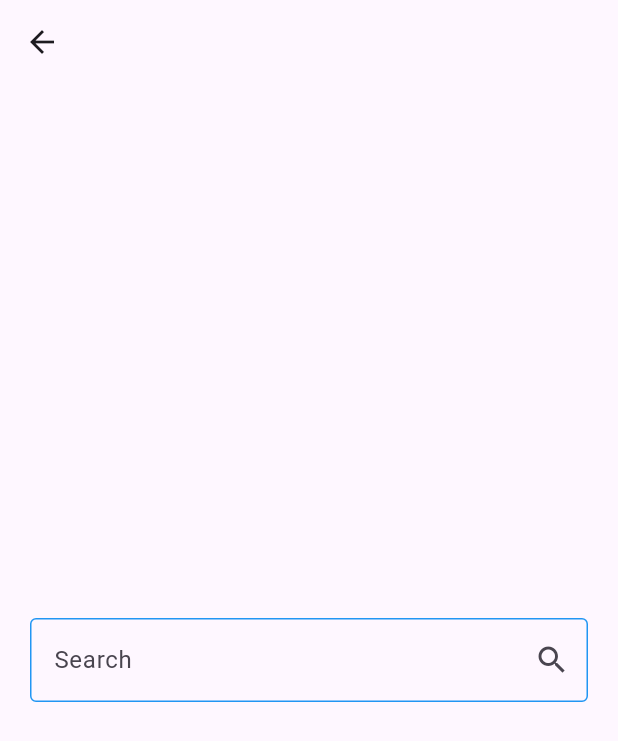
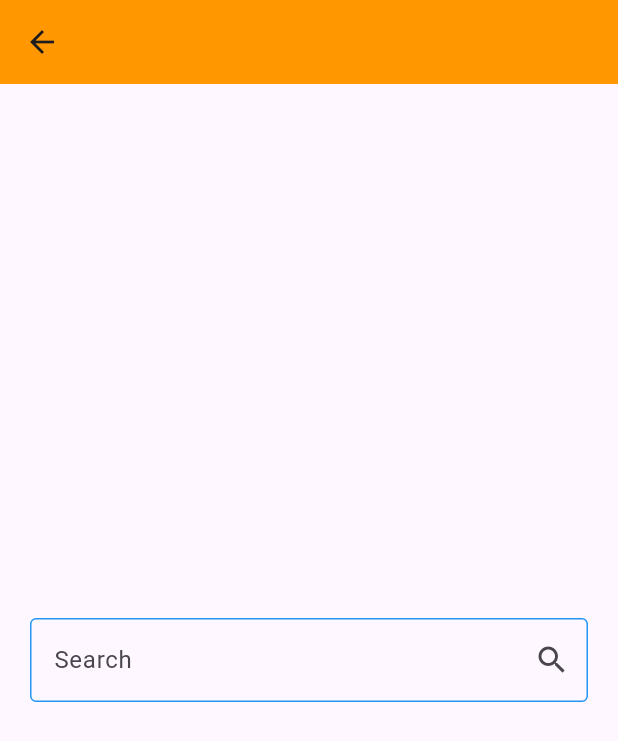
Before and after one commit to ibrahimagdy/weather_app, a Flutter app: the screen it shows after launch, after a tap on the "search" icon, on a phone screen of 412 x 824 dp. Shown: the top 741 px of the screen. Run offline on Flutter 3.47's test engine with Material 3 defaults, Android fonts, the phone set to English and light mode, and no system bars; our stand-ins replace dio, flutter_bloc; network calls fail.

Commit message:
finish weather app

```diff
--- a/lib/main.dart
+++ b/lib/main.dart
@@ -1,6 +1,7 @@
 import 'package:flutter/material.dart';
 import 'package:flutter_bloc/flutter_bloc.dart';
 import 'package:weather_app/view_model/cubits/get_weather_cubit/get_weather_cubit.dart';
+import 'package:weather_app/view_model/cubits/get_weather_cubit/weather_states.dart';
 import 'package:weather_app/views/home_view.dart';
 
 void main() {
@@ -14,10 +15,58 @@ class WeatherApp extends StatelessWidget {
   Widget build(BuildContext context) {
     return BlocProvider(
       create: (context) => GetWeatherCubit(),
-      child: const MaterialApp(
-        debugShowCheckedModeBanner: false,
-        home: HomeView(),
+      child: BlocBuilder<GetWeatherCubit, WeatherStates>(
+        builder: (context, state) {
+          final weatherCubit = BlocProvider.of<GetWeatherCubit>(context);
+          return MaterialApp(
+            theme: ThemeData(
+              appBarTheme: AppBarTheme(
+                color: getWeatherColor(
+                    weatherCubit.weatherModel?.weatherCondition),
+              ),
+            ),
+            debugShowCheckedModeBanner: false,
+            home: const HomeView(),
+          );
+        },
       ),
     );
   }
 }
+
+Color getWeatherColor(String? condition) {
+  if (condition == null) {
+    return Colors.orange;
+  }
+  switch (condition) {
+    case "Sunny":
+      return Colors.orange;
+    case "Partly cloudy":
+      return Colors.blueGrey;
+    case "Cloudy":
+      return Colors.grey;
+    case "Overcast":
+      return Colors.blueGrey;
+    case "Mist":
+      return Colors.lightBlue;
+    case "Patchy rain possible":
+    case "Light rain":
+    case "Moderate rain":
+    case "Heavy rain":
+      return Colors.blue;
+    case "Patchy snow possible":
+    case "Light snow":
+    case "Moderate snow":
+    case "Heavy snow":
+      return Colors.lightBlueAccent;
+    case "Thundery outbreaks possible":
+    case "Moderate or heavy rain with thunder":
+    case "Patchy light rain with thunder":
+      return Colors.deepPurple;
+    case "Fog":
+    case "Freezing fog":
+      return Colors.grey;
+    default:
+      return Colors.blueGrey;
+  }
+}
--- a/lib/view_model/cubits/get_weather_cubit/get_weather_cubit.dart
+++ b/lib/view_model/cubits/get_weather_cubit/get_weather_cubit.dart
@@ -8,10 +8,11 @@ import '../../../core/network_layer/api_manger.dart';
 class GetWeatherCubit extends Cubit<WeatherStates> {
   GetWeatherCubit() : super(WeatherInitialState());
 
+  WeatherModel? weatherModel;
+
   getWeather({required String cityName}) async {
     try {
-      WeatherModel? weatherModel =
-          await ApiManger(Dio()).getWeather(cityName: cityName);
+      weatherModel = await ApiManger(Dio()).getWeather(cityName: cityName);
       emit(WeatherLoadedSuccessState(weatherModel!));
     } catch (e) {
       emit(WeatherFailureState());
--- a/lib/views/home_view.dart
+++ b/lib/views/home_view.dart
@@ -26,23 +26,25 @@ class HomeView extends StatelessWidget {
                 ),
               );
             },
-              icon: const Icon(Icons.search)),
+            icon: const Icon(Icons.search),
+          ),
         ],
       ),
       body: BlocBuilder<GetWeatherCubit, WeatherStates>(
         builder: (context, state) {
           if (state is WeatherLoadedSuccessState) {
             return WeatherInfoBody(
-            weatherModel: state.weatherModel,
+              weather: state.weatherModel,
             );
           } else if (state is WeatherInitialState) {
             return const NoWeatherBody();
           } else {
             return const Center(
-            child: Text('oops, There was an error'),
+              child: Text('Oops, There was an error'),
             );
           }
-      }),
+        },
+      ),
     );
   }
 }
```
Also changed, not shown: lib/widgets/weather_info_body.dart (+23 -10 lines). Lines whose indentation alone changed are shown as unchanged.
